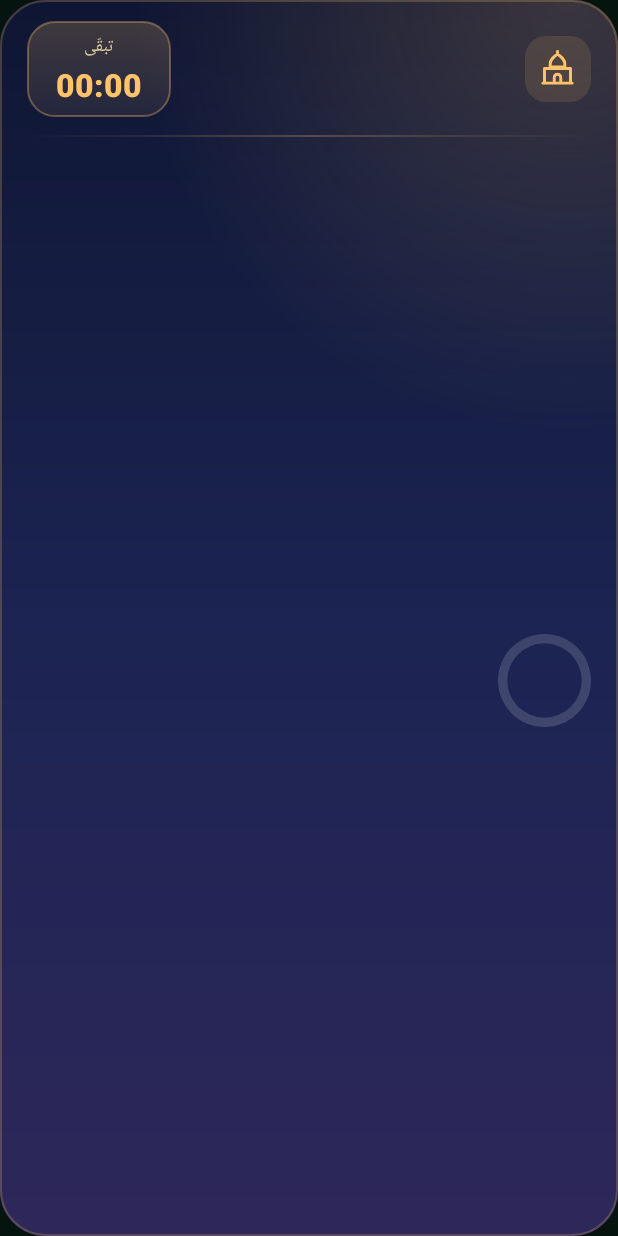
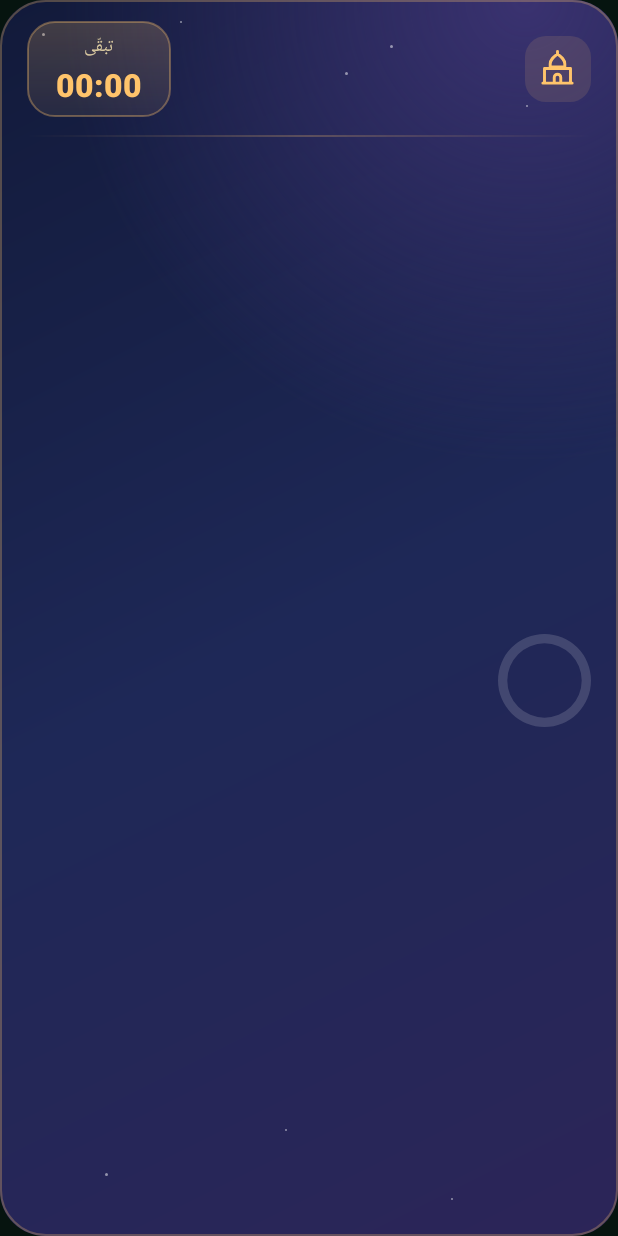
Before and after one commit to hamid-tlailia/Wirdi, an Android app: the layout widget.xml on its own in the app's theme, with its tools: preview values and no code run, on a phone screen of 412 x 824 dp. Run offline under Robolectric (Android 15) with nearby library versions, the phone set to English and light mode, and no system bars.

Commit message:
Avoid the negative widget countdown at adhan; night-sky widget; theme by prayer time
The widget refreshed a few seconds after the adhan, so the countdown
went past zero before switching to the iqama. It now refreshes two
seconds early and renders with a short look-ahead, so it switches
straight to the iqama countdown. The widget background now matches
the qiyam al-layl card (indigo with a violet glow and faint stars).
The automatic theme follows prayer times: dark from Fajr to Maghrib,
light from Maghrib to Fajr, as requested. Version 1.9.

Co-Authored-By: Claude Opus 5.5 <noreply@anthropic.com>
Claude-Session: https://claude.ai/code/session_017j3DYZs2jnYUbrGqE8taTg

```diff
--- a/android/app/build.gradle
+++ b/android/app/build.gradle
@@ -15,8 +15,8 @@ android {
         applicationId "com.wirdi.app"
         minSdk 24
         targetSdk 34
-        versionCode 9
-        versionName "1.8"
+        versionCode 10
+        versionName "1.9"
     }
 
     signingConfigs {
--- a/android/app/src/main/res/drawable/widget_bg.xml
+++ b/android/app/src/main/res/drawable/widget_bg.xml
@@ -1,24 +1,56 @@
 <?xml version="1.0" encoding="utf-8"?>
-<!-- ثيم ليلي فاخر: نيلي عميق مع توهّج كهرماني خفيف -->
+<!-- نفس خلفية بطاقة «قيام الليل»: نيلي عميق، توهّج بنفسجي في الأعلى، ونجوم خافتة -->
 <layer-list xmlns:android="http://schemas.android.com/apk/res/android">
     <item>
         <shape>
-            <gradient android:angle="300" android:startColor="#0F1633" android:centerColor="#1B2452" android:endColor="#2E275A" />
+            <gradient android:angle="315" android:startColor="#121A3A" android:centerColor="#1E2857" android:endColor="#2C2558" />
             <corners android:radius="30dp" />
         </shape>
     </item>
     <item>
         <shape>
-            <gradient android:type="radial" android:centerX="0.92" android:centerY="0.0"
-                android:gradientRadius="70%p" android:startColor="#2EFFC46B" android:endColor="#00FFC46B" />
+            <gradient android:type="radial" android:centerX="0.85" android:centerY="0.0"
+                android:gradientRadius="75%p" android:startColor="#FF3A3270" android:endColor="#003A3270" />
             <corners android:radius="30dp" />
         </shape>
+    </item>
+    <item android:gravity="top|left" android:width="2dp" android:height="2dp"
+        android:left="28dp" android:top="22dp">
+        <shape android:shape="oval"><solid android:color="#80FFFFFF" /></shape>
+    </item>
+    <item android:gravity="top|left" android:width="1.5dp" android:height="1.5dp"
+        android:left="120dp" android:top="14dp">
+        <shape android:shape="oval"><solid android:color="#80FFFFFF" /></shape>
+    </item>
+    <item android:gravity="top|right" android:width="2dp" android:height="2dp"
+        android:right="150dp" android:top="30dp">
+        <shape android:shape="oval"><solid android:color="#80FFFFFF" /></shape>
+    </item>
+    <item android:gravity="top|right" android:width="1.5dp" android:height="1.5dp"
+        android:right="60dp" android:top="70dp">
+        <shape android:shape="oval"><solid android:color="#80FFFFFF" /></shape>
+    </item>
+    <item android:gravity="bottom|left" android:width="2dp" android:height="2dp"
+        android:left="70dp" android:bottom="40dp">
+        <shape android:shape="oval"><solid android:color="#80FFFFFF" /></shape>
+    </item>
+    <item android:gravity="bottom|right" android:width="1.5dp" android:height="1.5dp"
+        android:right="110dp" android:bottom="24dp">
+        <shape android:shape="oval"><solid android:color="#80FFFFFF" /></shape>
+    </item>
+    <item android:gravity="bottom|left" android:width="1.5dp" android:height="1.5dp"
+        android:left="190dp" android:bottom="70dp">
+        <shape android:shape="oval"><solid android:color="#80FFFFFF" /></shape>
+    </item>
+    <item android:gravity="top|left" android:width="2dp" android:height="2dp"
+        android:left="230dp" android:top="48dp">
+        <shape android:shape="oval"><solid android:color="#80FFFFFF" /></shape>
     </item>
     <item>
         <shape>
             <solid android:color="#00000000" />
             <corners android:radius="30dp" />
-            <stroke android:width="1dp" android:color="#38FFC46B" />
+            <stroke android:width="1dp" android:color="#47FFC46B" />
         </shape>
     </item>
 </layer-list>
```
Also changed, not shown: android/app/src/main/java/com/wirdi/app/WirdiWidget.java (+12 -8 lines), 6 other files.
